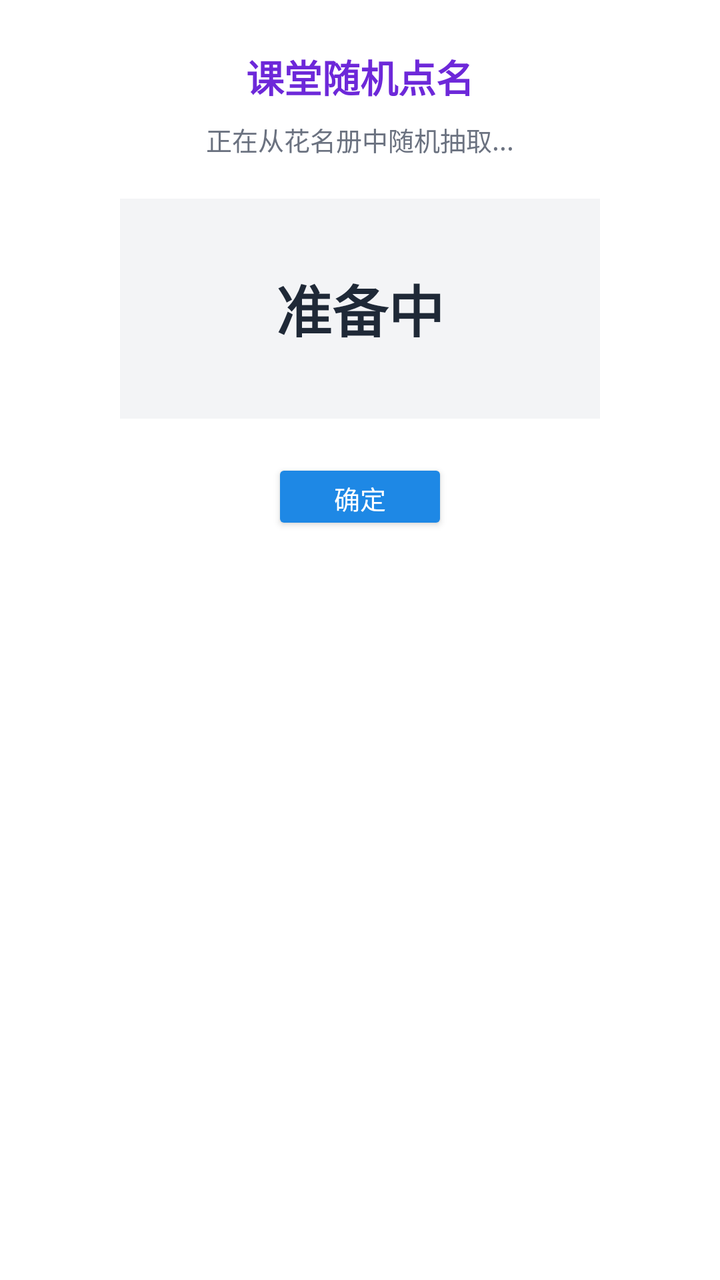
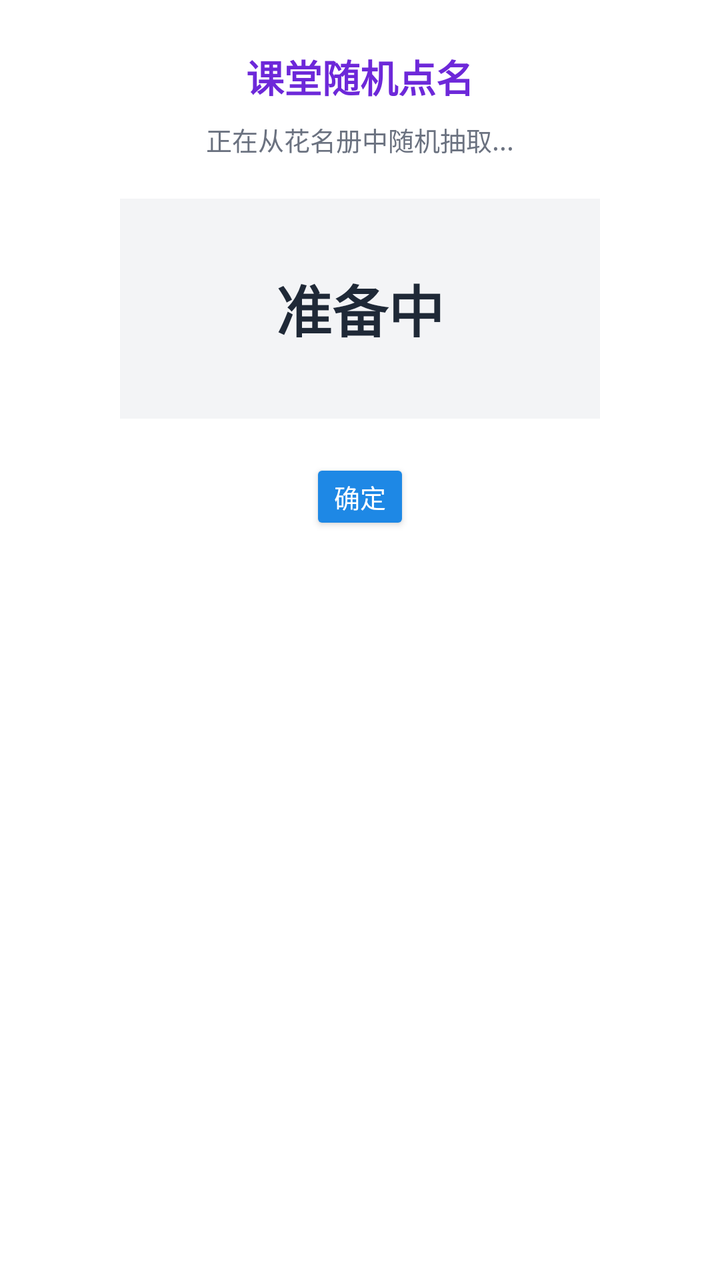

An Android layout rendered at two revisions. The XML below is the earlier revision; the diff shows what the commit changed to produce the second picture.
<!-- AndroidManifest.xml: application theme Theme.CampusChat -->
<!-- res/layout/dialog_random_pick.xml -->
<?xml version="1.0" encoding="utf-8"?>
<LinearLayout
    xmlns:android="http://schemas.android.com/apk/res/android"
    android:layout_width="match_parent"
    android:layout_height="wrap_content"
    android:orientation="vertical"
    android:background="#FFFFFF"
    android:padding="24dp"
    android:gravity="center_horizontal">

    <TextView
        android:layout_width="wrap_content"
        android:layout_height="wrap_content"
        android:text="课堂随机点名"
        android:textColor="#6D28D9"
        android:textSize="19sp"
        android:textStyle="bold" />

    <TextView
        android:id="@+id/tvPickStatus"
        android:layout_width="wrap_content"
        android:layout_height="wrap_content"
        android:layout_marginTop="8dp"
        android:text="正在从花名册中随机抽取..."
        android:textColor="#6B7280"
        android:textSize="13sp" />

    
    <FrameLayout
        android:layout_width="240dp"
        android:layout_height="110dp"
        android:layout_marginTop="20dp"
        android:layout_marginBottom="20dp"
        android:background="#F3F4F6">

        <TextView
            android:id="@+id/tvPickRollingName"
            android:layout_width="wrap_content"
            android:layout_height="wrap_content"
            android:layout_gravity="center"
            android:text="准备中"
            android:textColor="#1F2937"
            android:textSize="28sp"
            android:textStyle="bold" />
    </FrameLayout>

    <Button
        android:id="@+id/btnClosePickDialog"
        android:layout_width="wrap_content"
        android:layout_height="38dp"
        android:backgroundTint="#1E88E5"
        android:text="确定"
        android:textColor="#FFFFFF"
        android:textSize="13sp" />

</LinearLayout>
<!-- resources referenced by this layout -->
<resources>
  <style name="Theme.CampusChat" parent="Theme.AppCompat.Light.NoActionBar">
          
          <item name="colorPrimary">@color/brand_primary</item>
          <item name="colorPrimaryDark">@color/brand_primary_dark</item>
          <item name="colorAccent">@color/brand_accent</item>
  
          
          <item name="android:windowBackground">@color/app_background</item>
  
          
          <item name="android:statusBarColor">@color/white</item>
  
          
          <item name="android:windowLightStatusBar">true</item>
      </style>
  <color name="brand_primary">#1E88E5</color>
  <color name="brand_primary_dark">#1565C0</color>
  <color name="brand_accent">#00ACC1</color>
  <color name="app_background">#F4F6F9</color>
  <color name="white">#FFFFFFFF</color>
</resources>

<!-- the commit's change to res/layout/dialog_random_pick.xml (unified diff, before → after) -->
@@ -51,6 +51,13 @@
         android:backgroundTint="#1E88E5"
         android:text="确定"
         android:textColor="#FFFFFF"
-        android:textSize="13sp" />
+        android:textSize="13sp"
+        android:minWidth="0dp"
+        android:minHeight="0dp"
+        android:insetTop="0dp"
+        android:insetBottom="0dp"
+        android:paddingTop="0dp"
+        android:paddingBottom="0dp"
+        android:gravity="center" />
 
 </LinearLayout>
